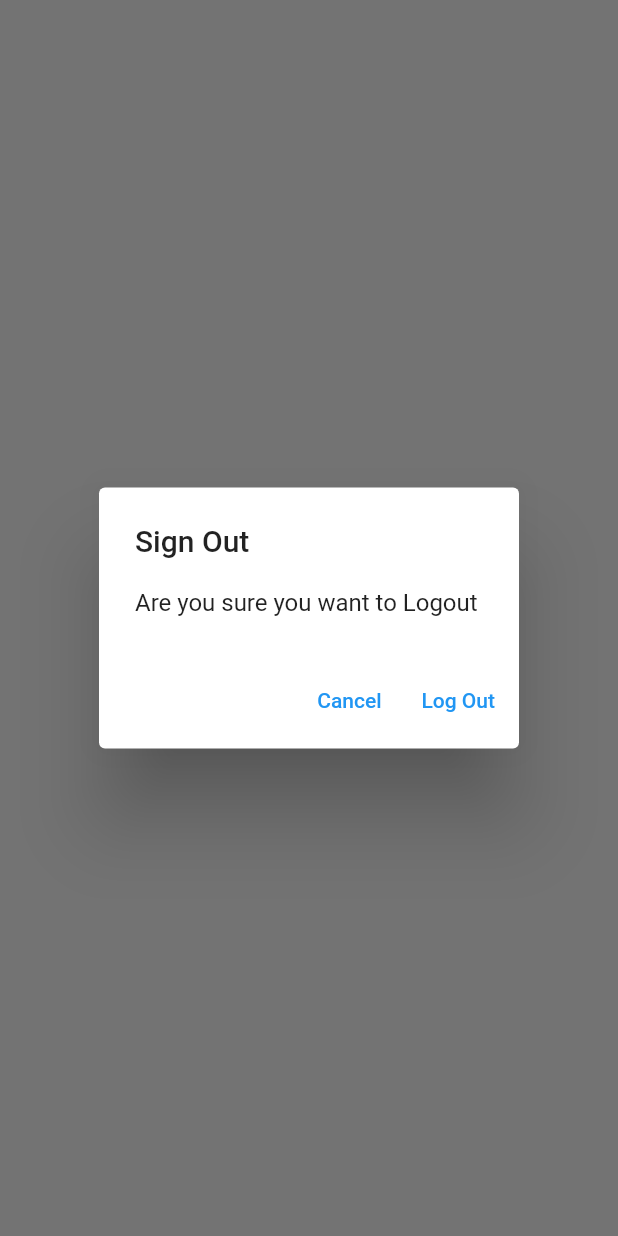
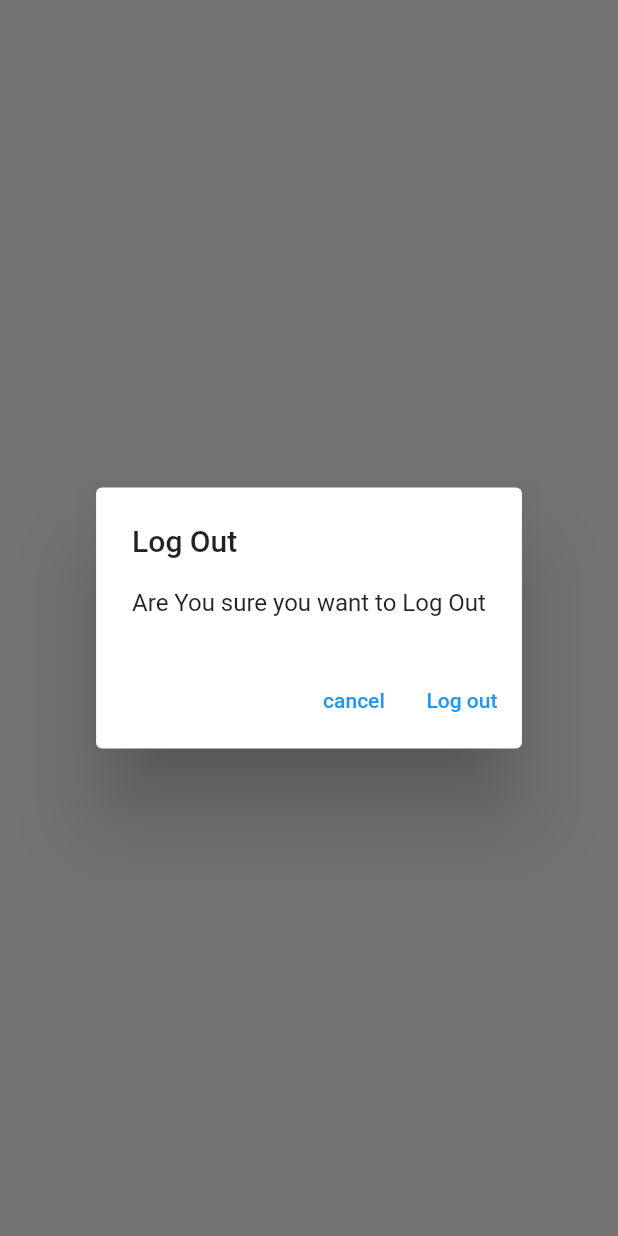
Before and after one commit to huzaifak08/CodeCamp37, a Flutter app: what showLogOutDialog() shows on an empty page, opened directly, on a phone screen of 412 x 824 dp. Run offline on Flutter 3.47's test engine with Material 2 defaults, Android fonts, the phone set to English and light mode, and no system bars; our stand-ins replace firebase_auth, firebase_core, sqflite; accounts and stored records are empty; network calls fail.

Commit message:
Delete notes and also go to utilities/dialog to view all the dialogs

```diff
--- a/lib/login.dart
+++ b/lib/login.dart
@@ -1,8 +1,9 @@
 import 'package:codecamp37/constants/routes.dart';
 import 'package:codecamp37/services/auth/auth_exceptions.dart';
 import 'package:codecamp37/services/auth/auth_service.dart';
-import 'package:codecamp37/utilities/show_error_dialog.dart';
 import 'package:flutter/material.dart';
+
+import 'utilities/dialog/error_dialog.dart';
 
 class LoginView extends StatefulWidget {
   const LoginView({Key? key}) : super(key: key);
--- a/lib/notes/notes_view.dart
+++ b/lib/notes/notes_view.dart
@@ -1,9 +1,11 @@
 import 'package:codecamp37/constants/routes.dart';
+import 'package:codecamp37/notes/notes_list_view.dart';
 import 'package:codecamp37/services/auth/auth_service.dart';
 import 'package:codecamp37/services/crud/notes_services.dart';
 import 'package:flutter/material.dart';
 
 import '../enums/menu_action.dart';
+import '../utilities/dialog/logout_dialog.dart';
 
 class NotesView extends StatefulWidget {
   const NotesView({Key? key}) : super(key: key);
@@ -72,14 +74,10 @@
                       case ConnectionState.active:
                         if (snapshot.hasData) {
                           final allNotes = snapshot.data as List<DatabaseNote>;
-                          return ListView.builder(
-                              itemCount: allNotes.length,
-                              itemBuilder: (context, index) {
-                                final note = allNotes[index];
-                                return ListTile(
-                                  title: Text(note.text),
-                                );
-                                // return Text('Item');
+                          return NotesListView(
+                              notes: (allNotes),
+                              onDeleteNote: (note) async {
+                                await _notesService.deleteNote(id: note.id);
                               });
                         } else {
                           return const CircularProgressIndicator();
@@ -98,27 +96,3 @@
     );
   }
 }
-
-Future<bool> showLogOutDialog(BuildContext context) {
-  return showDialog<bool>(
-    context: context,
-    builder: (context) {
-      return AlertDialog(
-        title: Text("Sign Out"),
-        content: Text("Are you sure you want to Logout"),
-        actions: [
-          TextButton(
-              onPressed: () {
-                Navigator.of(context).pop(false);
-              },
-              child: Text('Cancel')),
-          TextButton(
-              onPressed: () {
-                Navigator.of(context).pop(true);
-              },
-              child: Text('Log Out')),
-        ],
-      );
-    },
-  ).then((value) => value ?? false);
-}
--- a/lib/registerView.dart
+++ b/lib/registerView.dart
@@ -1,8 +1,9 @@
 import 'package:codecamp37/constants/routes.dart';
 import 'package:codecamp37/services/auth/auth_exceptions.dart';
 import 'package:codecamp37/services/auth/auth_service.dart';
-import 'package:codecamp37/utilities/show_error_dialog.dart';
 import 'package:flutter/material.dart';
+
+import 'utilities/dialog/error_dialog.dart';
 
 class RegisterView extends StatefulWidget {
   const RegisterView({Key? key}) : super(key: key);
--- /dev/null
+++ b/lib/utilities/dialog/generic_dialog.dart
@@ -0,0 +1,34 @@
+import 'package:flutter/material.dart';
+
+typedef DialogOptionBuilder<T> = Map<String, T?> Function();
+
+Future<T?> showGenericDialog<T>({
+  required BuildContext context,
+  required String title,
+  required String content,
+  required DialogOptionBuilder optionBuilder,
+}) {
+  final options = optionBuilder();
+  return showDialog(
+    context: context,
+    builder: (context) {
+      return AlertDialog(
+        title: Text(title),
+        content: Text(content),
+        actions: options.keys.map((optionTitle) {
+          final T value = options[optionTitle];
+          return TextButton(
+            onPressed: () {
+              if (value != null) {
+                Navigator.of(context).pop(value);
+              } else {
+                Navigator.of(context).pop();
+              }
+            },
+            child: Text(optionTitle),
+          );
+        }).toList(),
+      );
+    },
+  );
+}
--- /dev/null
+++ b/lib/utilities/dialog/logout_dialog.dart
@@ -0,0 +1,14 @@
+import 'package:codecamp37/utilities/dialog/generic_dialog.dart';
+import 'package:flutter/material.dart';
+
+Future<bool> showLogOutDialog(BuildContext context) {
+  return showGenericDialog(
+    context: context,
+    title: 'Log Out',
+    content: 'Are You sure you want to Log Out',
+    optionBuilder: () => {
+      'cancel': false,
+      'Log out': true,
+    },
+  ).then((value) => value ?? false);
+}
```
Also changed, not shown: lib/notes/notes_list_view.dart (added, +42 -0 lines), lib/utilities/dialog/delete_dialog.dart (added, +14 -0 lines), lib/utilities/dialog/error_dialog.dart (added, +13 -0 lines), lib/utilities/show_error_dialog.dart (deleted, +0 -21 lines).
